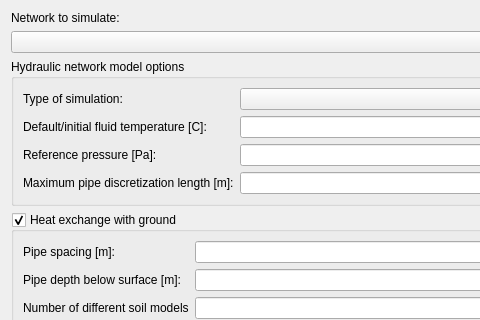
First picture: the form in SIM-VICUS/src/SVSimulationNetworkOptions.ui, repository ghorwin/SIM-VICUS, before the edit; both pictures show x 0 to 480 and y 0 to 320 of the 1148 by 438 pixel window.
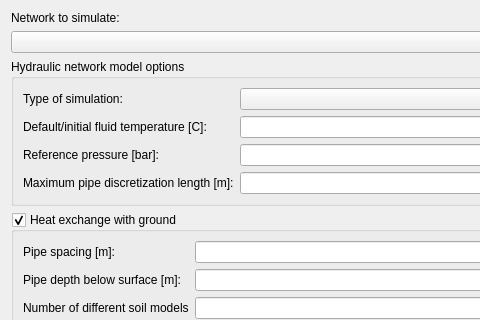
Second picture: the form after the edit. Custom widgets are drawn as their Qt base class.

Commit message: Ui fixes, color legend, network sim options

What changed in the file:
```diff
--- a/SIM-VICUS/src/SVSimulationNetworkOptions.ui
+++ b/SIM-VICUS/src/SVSimulationNetworkOptions.ui
@@ -33,7 +33,7 @@
       <item row="3" column="0">
        <widget class="QLabel" name="label_5">
         <property name="text">
-         <string>Reference pressure [Pa]:</string>
+         <string>Reference pressure [bar]:</string>
         </property>
        </widget>
       </item>
```
The commit also changes 2 other files.
